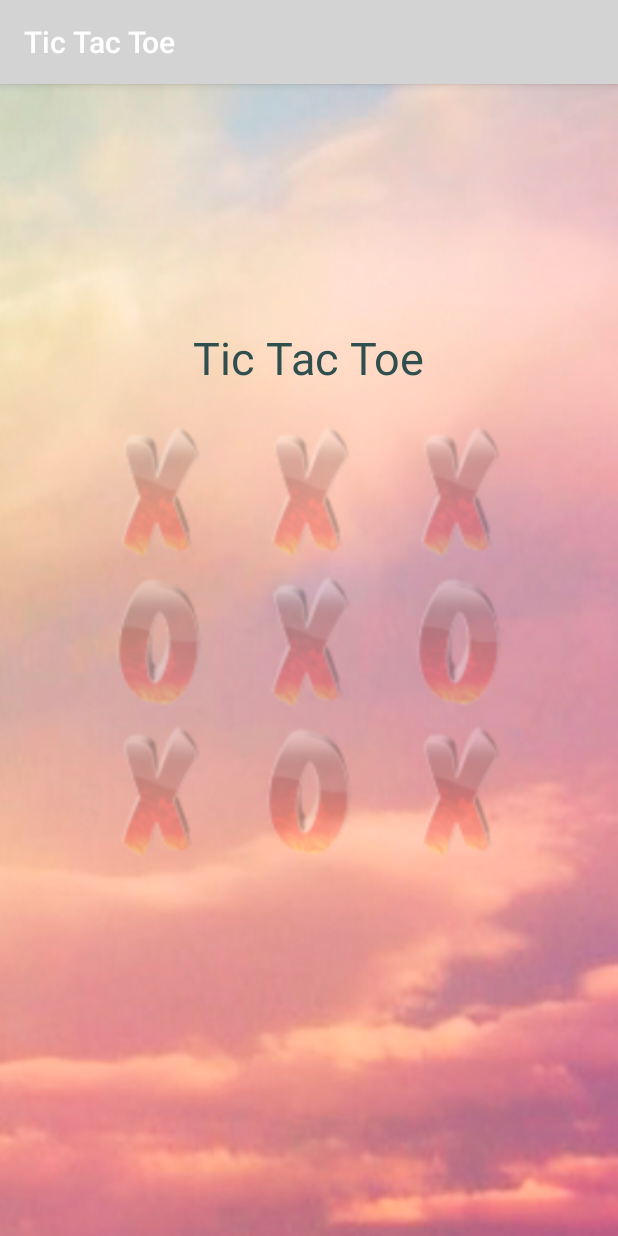
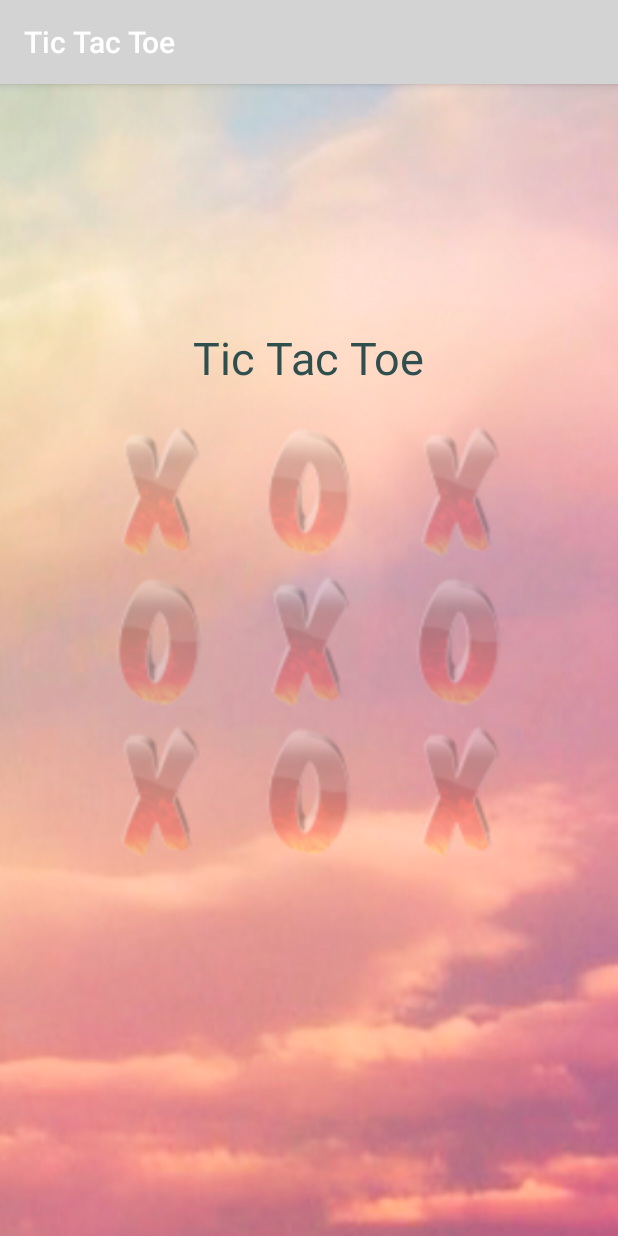
Before and after one commit to dwitka/TicTacToeGame, an Android app: the screen it shows after launch (MainActivity), on a phone screen of 412 x 824 dp. Run offline under Robolectric (Android 15) with nearby library versions, the phone set to English and light mode, and no system bars.

```diff
--- a/app/src/main/java/com/example/a00/tictactoegame/MainActivity.java
+++ b/app/src/main/java/com/example/a00/tictactoegame/MainActivity.java
@@ -287,6 +287,7 @@ public class MainActivity extends AppCompatActivity implements View.OnClickListe
         }
         Button playButton = (Button)findViewById(R.id.button10);
         playButton.setVisibility(View.INVISIBLE);
+        block_number = 0;
 
     }
 }
--- a/app/src/main/res/layout/activity_main.xml
+++ b/app/src/main/res/layout/activity_main.xml
@@ -52,7 +52,7 @@
             android:alpha="0.25"
             android:tag="2"
             android:onClick="onClick"
-            android:background="@drawable/x_icon" />
+            android:background="@drawable/o_icon" />
 
         <Button
             android:id="@+id/button3"
```
